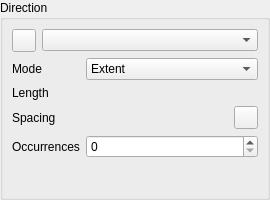
southseact-3d/fcd, file src/Mod/Part/Gui/PatternParametersWidget.ui: the form before one commit.
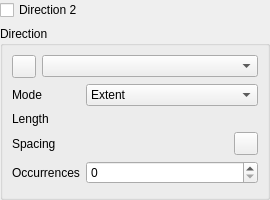
The form after the commit. Icons and pictures are not drawn. Custom widgets are drawn as their Qt base class.

Commit message:
PartDesign: Linear pattern, add checkbox for dir2 (#24378)
* PartDesign: Linear pattern, add checkbox for dir2

* Update PatternParametersWidget.ui

* Update PatternParametersWidget.h

* Update PatternParametersWidget.cpp

Diff of the .ui file:
```diff
--- a/src/Mod/Part/Gui/PatternParametersWidget.ui
+++ b/src/Mod/Part/Gui/PatternParametersWidget.ui
@@ -23,6 +23,13 @@
    <property name="bottomMargin">
     <number>0</number>
    </property>
+   <item>
+    <widget class="QCheckBox" name="enableCheckbox">
+     <property name="text">
+      <string>Direction 2</string>
+     </property>
+    </widget>
+   </item>
    <item>
     <widget class="QGroupBox" name="groupBox">
      <property name="title">
```
Left out of the diff: 1 changed line with no effect on the pictures. The commit also changes 3 other files.
